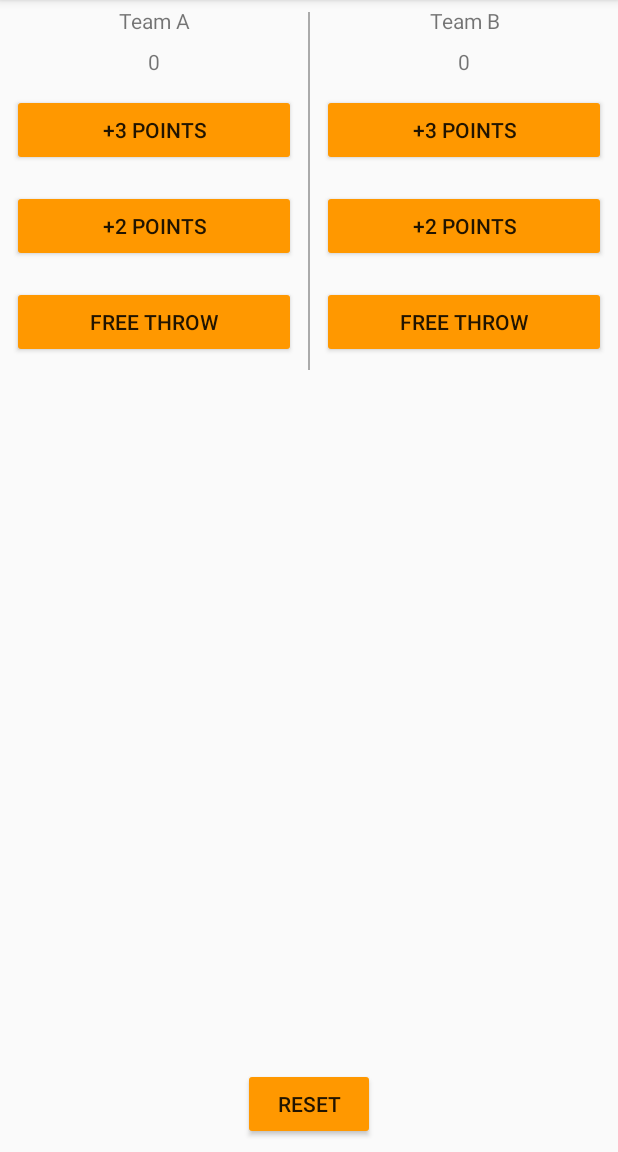
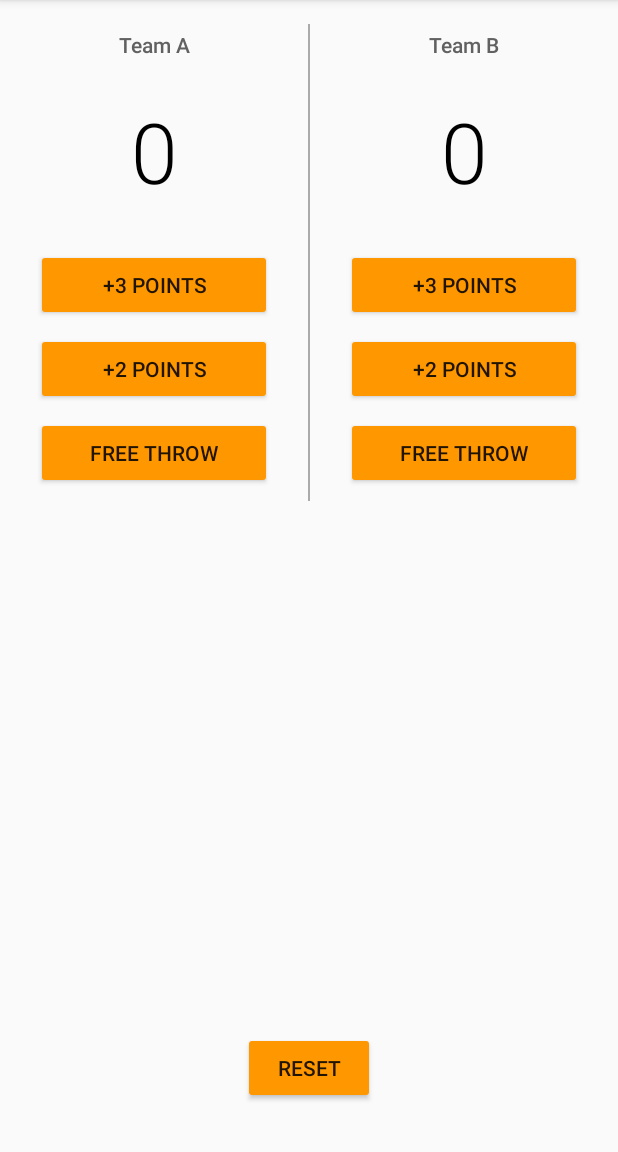
Before and after one commit to ThadeusAjayi/Court-Counter, an Android app: the screen it shows after launch (MainActivity), on a phone screen of 412 x 824 dp, the part 84-1236 px from its top. Run offline under Robolectric (Android 15) with nearby library versions, the phone set to English and light mode, and no system bars.

Commit message:
Complete styling to complete project

```diff
--- a/app/src/main/res/layout/activity_main.xml
+++ b/app/src/main/res/layout/activity_main.xml
@@ -21,36 +21,51 @@
                 android:layout_width="match_parent"
                 android:layout_height="wrap_content"
                 android:text="Team A"
+                android:textSize="14sp"
+                android:textColor="#616161"
+                android:fontFamily="sans-serif-medium"
                 android:gravity="center_horizontal"
-                android:padding="4dp"/>
+                android:padding="4dp"
+                android:layout_marginTop="16dp"
+                android:layout_marginBottom="16dp"/>
 
             <TextView
                 android:id="@+id/team_a_score"
                 android:layout_width="match_parent"
                 android:layout_height="wrap_content"
                 android:text="0"
+                android:textSize="56sp"
+                android:textColor="#000000"
+                android:fontFamily="sans-serif-light"
                 android:gravity="center_horizontal"
-                android:padding="4dp"/>
+                android:padding="4dp"
+                android:layout_marginBottom="24dp" />
 
             <Button
                 android:layout_width="match_parent"
                 android:layout_height="wrap_content"
                 android:text="+3 Points"
-                android:layout_margin="8dp"
+                android:layout_marginLeft="24dp"
+                android:layout_marginRight="24dp"
+                android:layout_marginBottom="8dp"
                 android:onClick="plusThree"/>
 
             <Button
                 android:layout_width="match_parent"
                 android:layout_height="wrap_content"
                 android:text="+2 Points"
-                android:layout_margin="8dp"
+                android:layout_marginLeft="24dp"
+                android:layout_marginRight="24dp"
+                android:layout_marginBottom="8dp"
                 android:onClick="plusTwo"/>
 
             <Button
                 android:layout_width="match_parent"
                 android:layout_height="wrap_content"
                 android:text="Free Throw"
-                android:layout_margin="8dp"
+                android:layout_marginLeft="24dp"
+                android:layout_marginRight="24dp"
+                android:layout_marginBottom="8dp"
                 android:onClick="freeThrow"/>
 
         </LinearLayout>
@@ -59,7 +74,7 @@
             android:layout_width="1dp"
             android:layout_height="match_parent"
             android:background="@android:color/darker_gray"
-            android:layout_marginTop="8dp">
+            android:layout_marginTop="16dp">
 
         </RelativeLayout>
 
@@ -74,36 +89,51 @@
                 android:layout_width="match_parent"
                 android:layout_height="wrap_content"
                 android:text="Team B"
+                android:textSize="14sp"
+                android:textColor="#616161"
+                android:fontFamily="sans-serif-medium"
                 android:gravity="center_horizontal"
-                android:padding="4dp"/>
+                android:padding="4dp"
+                android:layout_marginTop="16dp"
+                android:layout_marginBottom="16dp" />
 
             <TextView
                 android:id="@+id/team_b_score"
                 android:layout_width="match_parent"
                 android:layout_height="wrap_content"
                 android:text="0"
+                android:textSize="56sp"
+                android:textColor="#000000"
+                android:fontFamily="sans-serif-light"
                 android:gravity="center_horizontal"
-                android:padding="4dp"/>
+                android:padding="4dp"
+                android:layout_marginBottom="24dp"/>
 
             <Button
                 android:layout_width="match_parent"
                 android:layout_height="wrap_content"
                 android:text="+3 Points"
-                android:layout_margin="8dp"
+                android:layout_marginLeft="24dp"
+                android:layout_marginRight="24dp"
+                android:layout_marginBottom="8dp"
                 android:onClick="plusThreeB"/>
 
             <Button
                 android:layout_width="match_parent"
                 android:layout_height="wrap_content"
                 android:text="+2 Points"
-                android:layout_margin="8dp"
+                android:layout_marginLeft="24dp"
+                android:layout_marginRight="24dp"
+                android:layout_marginBottom="8dp"
                 android:onClick="plusTwoB"/>
 
             <Button
                 android:layout_width="match_parent"
                 android:layout_height="wrap_content"
                 android:text="Free Throw"
-                android:layout_margin="8dp"
+                android:layout_marginLeft="24dp"
+                android:layout_marginRight="24dp"
+                android:layout_marginBottom="8dp"
                 android:onClick="freeThrowB"/>
 
         </LinearLayout>
@@ -120,7 +150,7 @@
             android:text="Reset"
             android:layout_alignParentBottom="true"
             android:layout_centerHorizontal="true"
-            android:layout_margin="8dp"
+            android:layout_marginBottom="32dp"
             android:onClick="reset"/>
 
     </RelativeLayout>
```
